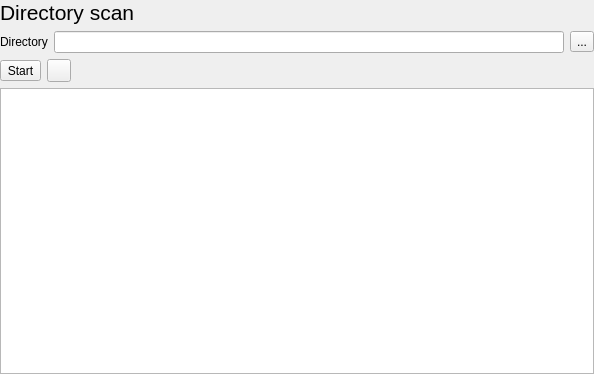
Above: sources/gui/ui/dirscanwidget.ui from amd00/meduzzza before the change. Below: the same form after it.
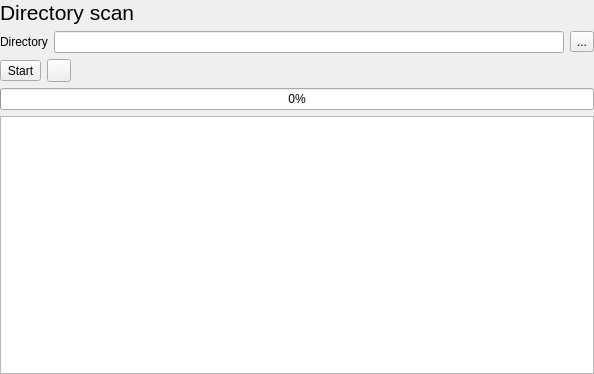
That is the form after the change. Icons and pictures are not drawn.

Patch:
```diff
--- a/sources/gui/ui/dirscanwidget.ui
+++ b/sources/gui/ui/dirscanwidget.ui
@@ -13,7 +13,7 @@
   <property name="windowTitle">
    <string>Form</string>
   </property>
-  <layout class="QVBoxLayout" name="verticalLayout" stretch="1,1,1,96">
+  <layout class="QVBoxLayout" name="verticalLayout" stretch="1,1,1,0,96">
    <property name="sizeConstraint">
     <enum>QLayout::SetMaximumSize</enum>
    </property>
@@ -98,6 +98,16 @@
      </item>
     </layout>
    </item>
+   <item>
+    <widget class="QProgressBar" name="m_progress">
+     <property name="maximum">
+      <number>999999999</number>
+     </property>
+     <property name="value">
+      <number>0</number>
+     </property>
+    </widget>
+   </item>
    <item>
     <widget class="QTreeView" name="m_scan_view">
      <property name="sizePolicy">
```
